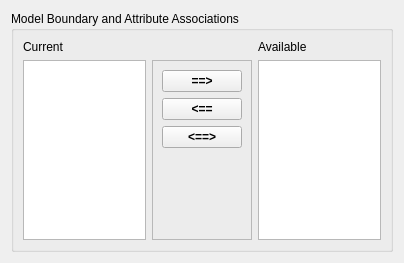
Kitware/SMTK, file smtk/extension/qt/qtAttributeAssociation.ui: the form before one commit.
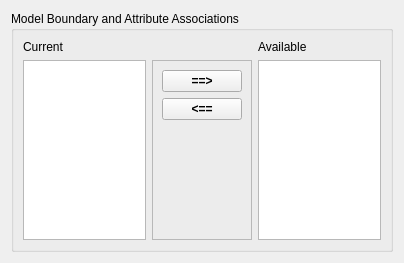
The form after the commit.

Patch:
```diff
--- a/smtk/extension/qt/qtAttributeAssociation.ui
+++ b/smtk/extension/qt/qtAttributeAssociation.ui
@@ -73,19 +73,6 @@
            </property>
           </widget>
          </item>
-         <item>
-          <widget class="QPushButton" name="ExchangeLeftRight">
-           <property name="font">
-            <font>
-             <weight>75</weight>
-             <bold>true</bold>
-            </font>
-           </property>
-           <property name="text">
-            <string>&lt;==&gt;</string>
-           </property>
-          </widget>
-         </item>
          <item>
           <spacer name="verticalSpacer">
            <property name="orientation">
```
Left out of the diff: 12 changed lines with no effect on the pictures.
